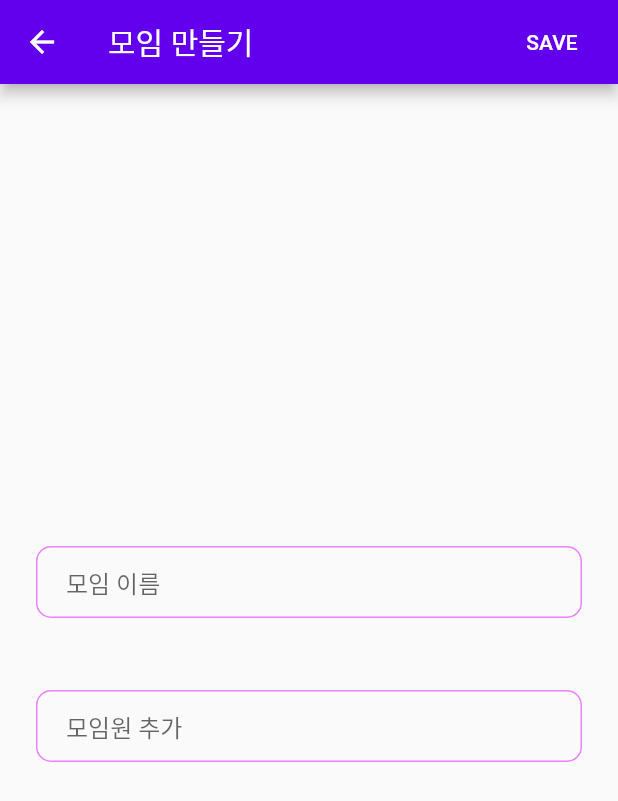
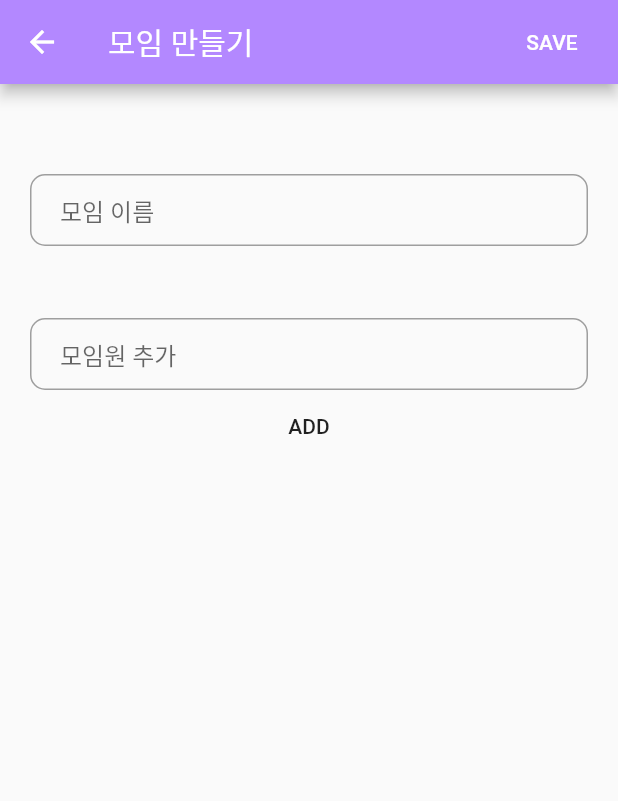
Before and after one commit to dsc-sookmyung/2021-SeNaJooNa-OurStory, a Flutter app: the AddGroupScreen screen opened directly, on a phone screen of 412 x 824 dp. Shown: the top 801 px of the screen. Run offline on Flutter 3.47's test engine with Material 2 defaults, Android fonts, the phone set to English and light mode, and no system bars; our stand-ins replace cloud_firestore, firebase_auth, firebase_core, firebase_storage, google_sign_in; accounts and stored records are empty.

Commit message:
2021.02.03 maybe 18:00 feature/groups + diary upgrade

```diff
--- a/lib/models/sign_in.dart
+++ b/lib/models/sign_in.dart
@@ -52,6 +52,5 @@ Future<Map<String,dynamic>> signInWithGoogle() async {
 
 Future<void> signOutGoogle() async {
   await googleSignIn.signOut();
-
   print("User Signed Out");
 }
--- a/lib/screens/add_group_screen.dart
+++ b/lib/screens/add_group_screen.dart
@@ -1,4 +1,5 @@
 import 'package:flutter/material.dart';
+import 'package:together/Constants.dart';
 import 'package:together/models/Group.dart';
 import 'package:together/models/User.dart';
 import 'package:provider/provider.dart';
@@ -8,25 +9,33 @@ class AddGroupScreen extends StatefulWidget {
   _AddGroupScreenState createState() => _AddGroupScreenState();
 }
 
+List<String> userList = [];
+
 class _AddGroupScreenState extends State<AddGroupScreen> {
   String groupName;
-
+  String user;
+  TextEditingController _nameController = TextEditingController();
+  TextEditingController _userController = TextEditingController();
   @override
   Widget build(BuildContext context) {
     return Scaffold(
       appBar: AppBar(
-        backgroundColor: Color(0xFF6200EE),
+        backgroundColor: kPrimaryColor,
         title: Text('모임 만들기'),
         actions: [
           FlatButton(
             textColor: Colors.white,
             onPressed: () {
               //ff
-              print('avcd');
               Provider.of<Group>(context, listen: false).addGroup(
                   name: groupName,
-                  users: null,
+                  users: userList,
                   email: Provider.of<User>(context, listen: false).getEmail());
+
+              // .addGroup(name: groupName, users: null);
+
+              _nameController.clear();
+
               Navigator.pop(context);
             },
             child: Text("SAVE"),
@@ -35,12 +44,15 @@ class _AddGroupScreenState extends State<AddGroupScreen> {
         ],
       ),
       body: Padding(
-        padding: EdgeInsets.symmetric(horizontal: 24.0),
+        padding:
+            EdgeInsets.only(top: 60.0, left: 20.0, right: 20.0, bottom: 20.0),
+        child: Center(
           child: Column(
             mainAxisAlignment: MainAxisAlignment.center,
             crossAxisAlignment: CrossAxisAlignment.stretch,
             children: <Widget>[
               TextField(
+                controller: _nameController,
                 onChanged: (value) {
                   groupName = value;
                 },
@@ -56,13 +68,12 @@ class _AddGroupScreenState extends State<AddGroupScreen> {
                     ),
                   ),
                   enabledBorder: OutlineInputBorder(
-                  borderSide:
-                      BorderSide(color: Colors.purpleAccent[100], width: 1.0),
+                    borderSide: BorderSide(color: Colors.grey, width: 1.0),
                     borderRadius: BorderRadius.all(Radius.circular(10.0)),
                   ),
                   focusedBorder: OutlineInputBorder(
-                  borderSide:
-                      BorderSide(color: Colors.purpleAccent[100], width: 2.0),
+                    borderSide: BorderSide(
+                        color: Colors.deepPurpleAccent[100], width: 2.0),
                     borderRadius: BorderRadius.all(Radius.circular(10.0)),
                   ),
                 ),
@@ -71,7 +82,10 @@ class _AddGroupScreenState extends State<AddGroupScreen> {
                 height: 48.0,
               ),
               TextField(
-              onChanged: (value) {},
+                onChanged: (value) {
+                  user = value;
+                },
+                controller: _userController,
                 decoration: InputDecoration(
                   hintText: '모임원 추가',
                   contentPadding: EdgeInsets.symmetric(
@@ -84,23 +98,82 @@ class _AddGroupScreenState extends State<AddGroupScreen> {
                     ),
                   ),
                   enabledBorder: OutlineInputBorder(
-                  borderSide:
-                      BorderSide(color: Colors.purpleAccent[100], width: 1.0),
+                    borderSide: BorderSide(color: Colors.grey, width: 1.0),
                     borderRadius: BorderRadius.all(Radius.circular(10.0)),
                   ),
                   focusedBorder: OutlineInputBorder(
-                  borderSide:
-                      BorderSide(color: Colors.purpleAccent[100], width: 2.0),
+                    borderSide: BorderSide(
+                        color: Colors.deepPurpleAccent[100], width: 2.0),
                     borderRadius: BorderRadius.all(Radius.circular(10.0)),
                   ),
                 ),
               ),
-            SizedBox(
-              height: 8.0,
+              FlatButton(
+                onPressed: () {
+                  if (!userList.contains(user) &&
+                      user !=
+                          Provider.of<User>(context, listen: false)
+                              .getEmail()) {
+                    setState(() {
+                      userList.insert(0, user);
+                    });
+                  }
+
+                  _userController.clear();
+                },
+                child: Text('ADD'),
               ),
+              Expanded(
+                child: SizedBox(
+                  height: 200.0,
+                  child: DeleteChips(),
+                ),
+              )
             ],
+          ),
         ),
       ),
     );
   }
 }
+
+class DeleteChips extends StatefulWidget {
+  @override
+  UsersList createState() => UsersList();
+}
+
+class UsersList extends State<DeleteChips> {
+  @override
+  Widget build(BuildContext context) {
+    return ListView.builder(
+      itemBuilder: (context, index) {
+        return buildChip(
+          index: index,
+          userTitle: userList[index],
+        );
+      },
+      itemCount: userList.length,
+    );
+  }
+
+  Widget buildChip({int index, String userTitle}) {
+    return Chip(
+        label: Text(
+          userTitle,
+          style: TextStyle(color: Colors.black),
+        ),
+        avatar: CircleAvatar(
+          child: Text(
+            userTitle[0].toUpperCase(),
+          ),
+          backgroundColor: Colors.white,
+        ),
+        padding: EdgeInsets.all(5),
+        backgroundColor: Colors.deepPurpleAccent[100],
+        onDeleted: () {
+          setState(() {
+            userList.remove(userTitle);
+          });
+        });
+  }
+}
--- a/pubspec.yaml
+++ b/pubspec.yaml
@@ -29,6 +29,7 @@ dependencies:
   provider: ^4.3.3
   cloud_firestore: ^0.16.0
   firebase_storage: ^7.0.0
+  intl: ^0.16.1
 
   # The following adds the Cupertino Icons font to your application.
   # Use with the CupertinoIcons class for iOS style icons.
```
Also changed, not shown: lib/models/Diary.dart (+3 -25 lines), lib/models/Group.dart (+17 -1 lines), lib/screens/diary_screen.dart (+122 -123 lines), lib/screens/group_screen.dart (+52 -4 lines), lib/screens/view_diary_screen.dart (+37 -10 lines), 1 other file. Lines whose indentation alone changed are shown as unchanged.
